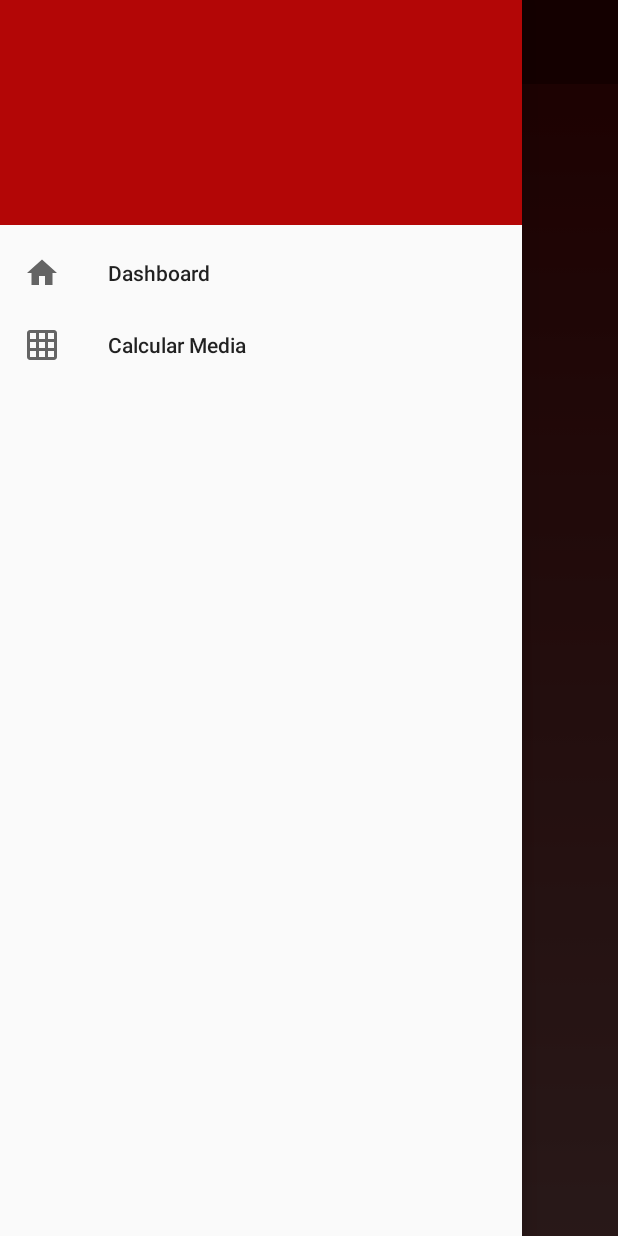
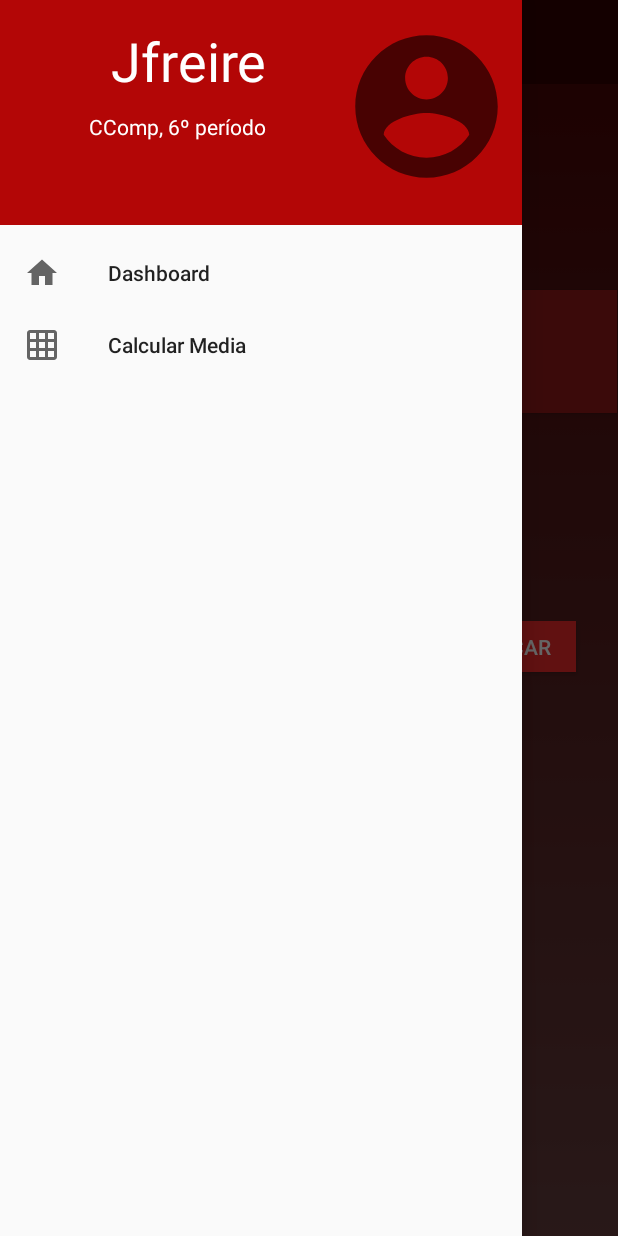
Before and after one commit to mateusmariano/GMWnotes, an Android app: the DashFragment screen opened directly, with no data from a screen before it, with the side drawer open, on a phone screen of 412 x 824 dp. Run offline under Robolectric (Android 15) with nearby library versions, the phone set to English and light mode, and no system bars.

Commit message:
[Dashboard, NavDrawer, Notificação] - Ajustes
Criação do sitema básico de notificação e ajuste de icones na header do NavDrawer,

```diff
--- a/app/src/main/java/com/example/gmwnotes/DashboardUser.java
+++ b/app/src/main/java/com/example/gmwnotes/DashboardUser.java
@@ -3,6 +3,7 @@ package com.example.gmwnotes;
 import androidx.annotation.NonNull;
 import androidx.appcompat.app.ActionBarDrawerToggle;
 import androidx.appcompat.app.AppCompatActivity;
+import androidx.core.view.GravityCompat;
 import androidx.drawerlayout.widget.DrawerLayout;
 
 import android.content.Intent;
@@ -60,6 +61,7 @@ public class DashboardUser extends AppCompatActivity implements NavigationView.O
 
     @Override
     public boolean onNavigationItemSelected(@NonNull MenuItem menuItem) {
+        drawerLayout.closeDrawer(GravityCompat.START);
        if(menuItem.getItemId() == R.id.dashboard){
            fragmentManager = getSupportFragmentManager();
            fragmentTransaction = fragmentManager.beginTransaction();
@@ -76,4 +78,5 @@ public class DashboardUser extends AppCompatActivity implements NavigationView.O
 
         return true;
     }
+
 }
--- /dev/null
+++ b/app/src/main/res/drawable/ic_baseline_account_circle_24.xml
@@ -0,0 +1,10 @@
+<vector xmlns:android="http://schemas.android.com/apk/res/android"
+    android:width="24dp"
+    android:height="24dp"
+    android:viewportWidth="24"
+    android:viewportHeight="24"
+    android:tint="?attr/colorControlNormal">
+  <path
+      android:fillColor="@android:color/white"
+      android:pathData="M12,2C6.48,2 2,6.48 2,12s4.48,10 10,10 10,-4.48 10,-10S17.52,2 12,2zM12,5c1.66,0 3,1.34 3,3s-1.34,3 -3,3 -3,-1.34 -3,-3 1.34,-3 3,-3zM12,19.2c-2.5,0 -4.71,-1.28 -6,-3.22 0.03,-1.99 4,-3.08 6,-3.08 1.99,0 5.97,1.09 6,3.08 -1.29,1.94 -3.5,3.22 -6,3.22z"/>
+</vector>
--- /dev/null
+++ b/app/src/main/res/drawable/ic_baseline_notifications_24.xml
@@ -0,0 +1,10 @@
+<vector xmlns:android="http://schemas.android.com/apk/res/android"
+    android:width="24dp"
+    android:height="24dp"
+    android:viewportWidth="24"
+    android:viewportHeight="24"
+    android:tint="?attr/colorControlNormal">
+  <path
+      android:fillColor="@android:color/white"
+      android:pathData="M12,22c1.1,0 2,-0.9 2,-2h-4c0,1.1 0.89,2 2,2zM18,16v-5c0,-3.07 -1.64,-5.64 -4.5,-6.32L13.5,4c0,-0.83 -0.67,-1.5 -1.5,-1.5s-1.5,0.67 -1.5,1.5v0.68C7.63,5.36 6,7.92 6,11v5l-2,2v1h16v-1l-2,-2z"/>
+</vector>
--- a/app/src/main/res/layout/drawer_header.xml
+++ b/app/src/main/res/layout/drawer_header.xml
@@ -10,16 +10,50 @@
         android:id="@+id/textView3"
         android:layout_width="wrap_content"
         android:layout_height="wrap_content"
-        android:layout_marginStart="50dp"
-        android:layout_marginLeft="50dp"
+        android:layout_marginStart="164dp"
+        android:layout_marginLeft="164dp"
         android:layout_marginTop="31dp"
-        android:layout_marginEnd="303dp"
-        android:layout_marginRight="303dp"
+        android:layout_marginEnd="50dp"
+        android:layout_marginRight="50dp"
         android:layout_marginBottom="100dp"
-        android:text="DashboardHeader"
+        android:text="Jfreire"
+        android:textColor="#FFFFFF"
+        android:textSize="36sp"
         app:layout_constraintBottom_toBottomOf="parent"
+        app:layout_constraintEnd_toStartOf="@+id/imageView"
+        app:layout_constraintHorizontal_bias="1.0"
+        app:layout_constraintStart_toStartOf="parent"
+        app:layout_constraintTop_toTopOf="parent"
+        app:layout_constraintVertical_bias="0.517" />
+
+    <TextView
+        android:id="@+id/textView5"
+        android:layout_width="wrap_content"
+        android:layout_height="wrap_content"
+        android:layout_marginStart="148dp"
+        android:layout_marginLeft="148dp"
+        android:layout_marginEnd="50dp"
+        android:layout_marginRight="50dp"
+        android:text="CComp, 6º período"
+        android:textColor="#FFFFFF"
+        android:textSize="14sp"
+        app:layout_constraintBottom_toBottomOf="parent"
+        app:layout_constraintEnd_toStartOf="@+id/imageView"
+        app:layout_constraintHorizontal_bias="1.0"
+        app:layout_constraintStart_toStartOf="parent"
+        app:layout_constraintTop_toTopOf="parent"
+        app:layout_constraintVertical_bias="0.572" />
+
+    <ImageView
+        android:id="@+id/imageView"
+        android:layout_width="114dp"
+        android:layout_height="131dp"
+        android:layout_marginStart="200dp"
+        android:layout_marginLeft="200dp"
+        android:layout_marginTop="5dp"
         app:layout_constraintEnd_toEndOf="parent"
-        app:layout_constraintHorizontal_bias="0.607"
+        app:layout_constraintHorizontal_bias="0.807"
         app:layout_constraintStart_toStartOf="parent"
-        app:layout_constraintTop_toTopOf="parent" />
+        app:layout_constraintTop_toTopOf="parent"
+        app:srcCompat="@drawable/ic_baseline_account_circle_24" />
 </androidx.constraintlayout.widget.ConstraintLayout>
```
Also changed, not shown: app/src/main/java/com/example/gmwnotes/DashFragment.java (+16 -9 lines), app/src/main/res/drawable/ic_baseline_add_24.xml (added, +10 -0 lines), app/src/main/res/layout/fragment_dash.xml (+44 -11 lines).
